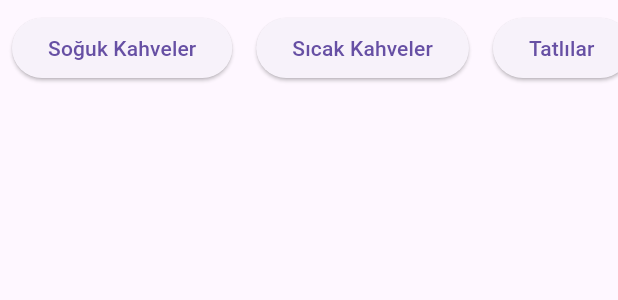
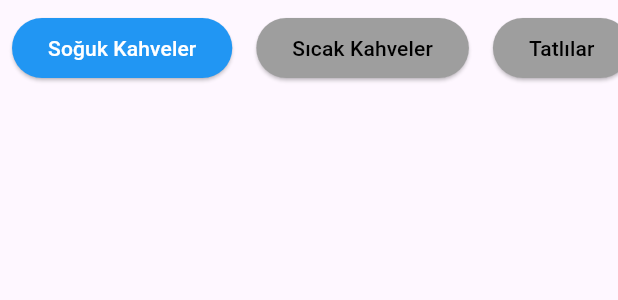
Before and after one commit to Yasin4261/Macchiato-POS, a Flutter app: the CategoriesButtons widget shown alone on an empty page, opened directly, on a phone screen of 412 x 824 dp. Shown: the top 300 px of the screen. Run offline on Flutter 3.47's test engine with Material 3 defaults, Android fonts, the light colour scheme and no system bars; our stand-ins replace fluttertoast, go_router, shared_preferences; accounts and stored records are empty.

Commit message:
Update UI

```diff
--- a/macchiato_pos/lib/views/home_page.dart
+++ b/macchiato_pos/lib/views/home_page.dart
@@ -17,7 +17,10 @@ class _HomePageState extends State<HomePage> {
 
     return Scaffold(
       appBar: AppBar(
-        title: const Text('Home Page'),
+        title: const Text(
+          'Siparişler',
+          style: TextStyle(fontSize: 25.0, fontWeight: FontWeight.w500),
+        ),
         actions: [
           IconButton(
             icon: const Icon(Icons.logout),
--- a/macchiato_pos/lib/widgets/home_widgets/categories_buttons.dart
+++ b/macchiato_pos/lib/widgets/home_widgets/categories_buttons.dart
@@ -2,83 +2,47 @@ import 'package:flutter/material.dart';
 import 'package:provider/provider.dart';
 import 'package:macchiato_pos/models/categories_notifier.dart';
 
-class CategoriesButtons extends StatelessWidget {
+class CategoriesButtons extends StatefulWidget {
   const CategoriesButtons({super.key});
 
   @override
+  State<CategoriesButtons> createState() => _CategoriesButtonsState();
+}
+
+class _CategoriesButtonsState extends State<CategoriesButtons> {
+  @override
   Widget build(BuildContext context) {
     final categoriesNotifier =
-        Provider.of<CategoriesNotifier>(context, listen: false);
+        Provider.of<CategoriesNotifier>(context, listen: true);
     return SingleChildScrollView(
       scrollDirection: Axis.horizontal,
-      child: Row(
-        mainAxisAlignment: MainAxisAlignment.center,
-        children: [
-          Padding(
-            padding: const EdgeInsets.all(8.0),
-            child: ElevatedButton(
-              onPressed: () => categoriesNotifier.goToPage(0),
-              child: const Text('Soğuk Kahveler'),
-            ),
-          ),
-          Padding(
-            padding: const EdgeInsets.all(8.0),
-            child: ElevatedButton(
-              onPressed: () => categoriesNotifier.goToPage(1),
-              child: const Text('Sıcak Kahveler'),
-            ),
-          ),
-          Padding(
-            padding: const EdgeInsets.all(8.0),
-            child: ElevatedButton(
-              onPressed: () => categoriesNotifier.goToPage(2),
-              child: const Text('Tatlılar'),
-            ),
-          ),
-          Padding(
-            padding: const EdgeInsets.all(8.0),
-            child: ElevatedButton(
-              onPressed: () => categoriesNotifier.goToPage(3),
-              child: const Text('Unlu Mamüller'),
-            ),
-          ),
-          Padding(
-            padding: const EdgeInsets.all(8.0),
-            child: ElevatedButton(
-              onPressed: () => categoriesNotifier.goToPage(4),
-              child: const Text('Kasa Önü'),
-            ),
-          ),
-          Padding(
-            padding: const EdgeInsets.all(8.0),
-            child: ElevatedButton(
-              onPressed: () => categoriesNotifier.goToPage(5),
-              child: const Text('Diğer İçecekler'),
-            ),
-          ),
-          Padding(
-            padding: const EdgeInsets.all(8.0),
-            child: ElevatedButton(
-              onPressed: () => categoriesNotifier.goToPage(6),
-              child: const Text('Hediyelik Eşyalar'),
-            ),
-          ),
-          Padding(
-            padding: const EdgeInsets.all(8.0),
-            child: ElevatedButton(
-              onPressed: () => categoriesNotifier.goToPage(7),
-              child: const Text('Dondurma'),
-            ),
-          ),
-          Padding(
-            padding: const EdgeInsets.all(8.0),
-            child: ElevatedButton(
-              onPressed: () => categoriesNotifier.goToPage(8),
-              child: const Text('Çekirdek Kahveler'),
-            ),
-          ),
-        ],
-      ),
+      child: Row(mainAxisAlignment: MainAxisAlignment.center, children: [
+        _buildButton(context, categoriesNotifier, 0, 'Soğuk Kahveler'),
+        _buildButton(context, categoriesNotifier, 1, 'Sıcak Kahveler'),
+        _buildButton(context, categoriesNotifier, 2, 'Tatlılar'),
+        _buildButton(context, categoriesNotifier, 3, 'Unlu Mamüller'),
+        _buildButton(context, categoriesNotifier, 4, 'Kasa Önü'),
+        _buildButton(context, categoriesNotifier, 5, 'Diğer İçecekler'),
+        _buildButton(context, categoriesNotifier, 6, 'Hediyelik Eşyalar'),
+        _buildButton(context, categoriesNotifier, 7, 'Dondurma'),
+        _buildButton(context, categoriesNotifier, 8, 'Çekirdek Kahveler'),
+      ]),
     );
   }
 }
+
+Widget _buildButton(
+    BuildContext context, CategoriesNotifier notifier, int page, String title) {
+  final bool isSelected = notifier.currentPage == page;
+  return Padding(
+    padding: const EdgeInsets.all(8.0),
+    child: ElevatedButton(
+      onPressed: () => notifier.goToPage(page),
+      style: ElevatedButton.styleFrom(
+        backgroundColor: isSelected ? Colors.blue : Colors.grey,
+        foregroundColor: isSelected ? Colors.white : Colors.black,
+      ),
+      child: Text(title),
+    ),
+  );
+}
```
Also changed, not shown: macchiato_pos/lib/widgets/home_widgets/category_display.dart (+53 -128 lines), macchiato_pos/lib/widgets/home_widgets/panels.dart (+36 -1 lines).
